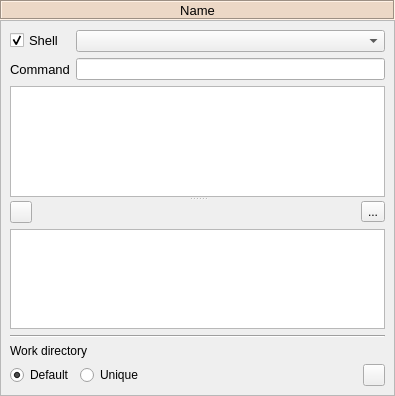
Old version of the form spine_items/gimlet/ui/gimlet_properties.ui in the repository spine-tools/spine-items.
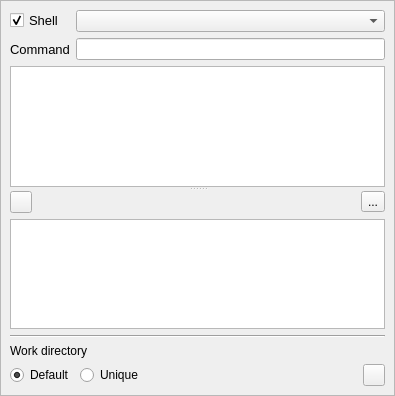
New version of the form. Icons and pictures are not drawn. Custom widgets are drawn as their Qt base class.

Commit message: Add icon and color to the name label in item properties

The edit to the form file:
```diff
--- a/spine_items/gimlet/ui/gimlet_properties.ui
+++ b/spine_items/gimlet/ui/gimlet_properties.ui
@@ -41,53 +41,6 @@
    <property name="bottomMargin">
     <number>0</number>
    </property>
-   <item>
-    <widget class="QLabel" name="label_item_name">
-     <property name="sizePolicy">
-      <sizepolicy hsizetype="Preferred" vsizetype="Fixed">
-       <horstretch>0</horstretch>
-       <verstretch>0</verstretch>
-      </sizepolicy>
-     </property>
-     <property name="minimumSize">
-      <size>
-       <width>0</width>
-       <height>20</height>
-      </size>
-     </property>
-     <property name="maximumSize">
-      <size>
-       <width>16777215</width>
-       <height>20</height>
-      </size>
-     </property>
-     <property name="font">
-      <font>
-       <pointsize>10</pointsize>
-       <weight>50</weight>
-       <bold>false</bold>
-      </font>
-     </property>
-     <property name="styleSheet">
-      <string notr="true">background-color: #ecd8c6;</string>
-     </property>
-     <property name="frameShape">
-      <enum>QFrame::Box</enum>
-     </property>
-     <property name="frameShadow">
-      <enum>QFrame::Sunken</enum>
-     </property>
-     <property name="text">
-      <string>Name</string>
-     </property>
-     <property name="alignment">
-      <set>Qt::AlignCenter</set>
-     </property>
-     <property name="wordWrap">
-      <bool>true</bool>
-     </property>
-    </widget>
-   </item>
    <item>
     <widget class="QScrollArea" name="scrollArea_4">
      <property name="widgetResizable">
@@ -99,7 +52,7 @@
         <x>0</x>
         <y>0</y>
         <width>393</width>
-        <height>374</height>
+        <height>394</height>
        </rect>
       </property>
       <layout class="QVBoxLayout" name="verticalLayout_2">
```
The commit also changes 38 other files.
